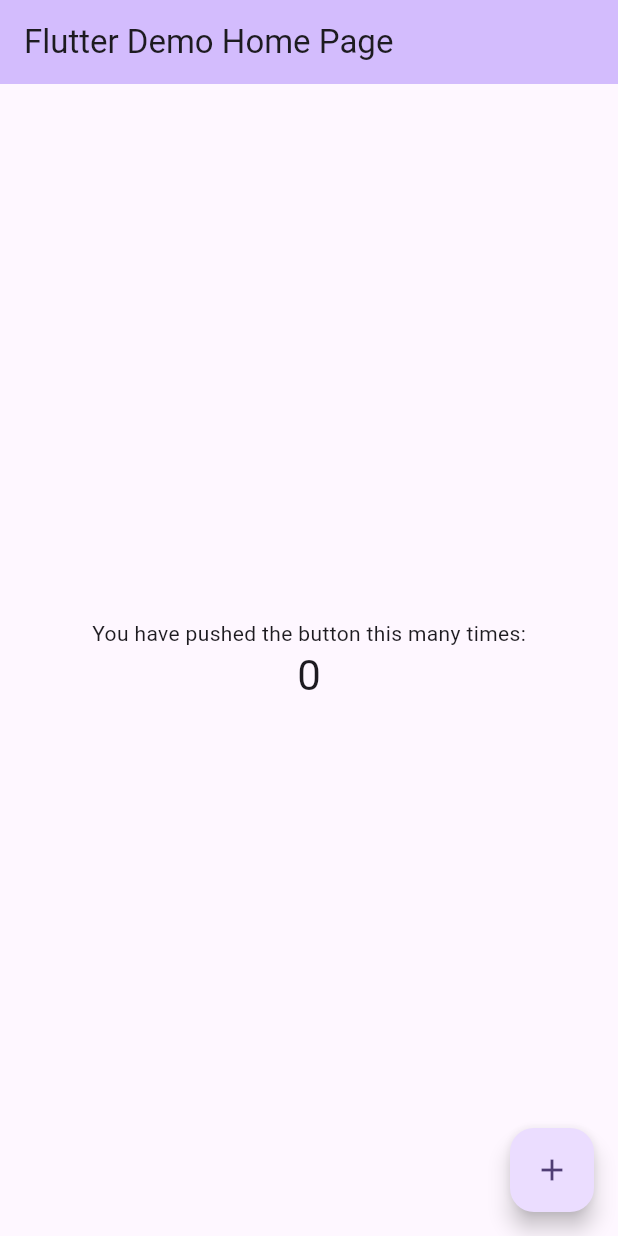
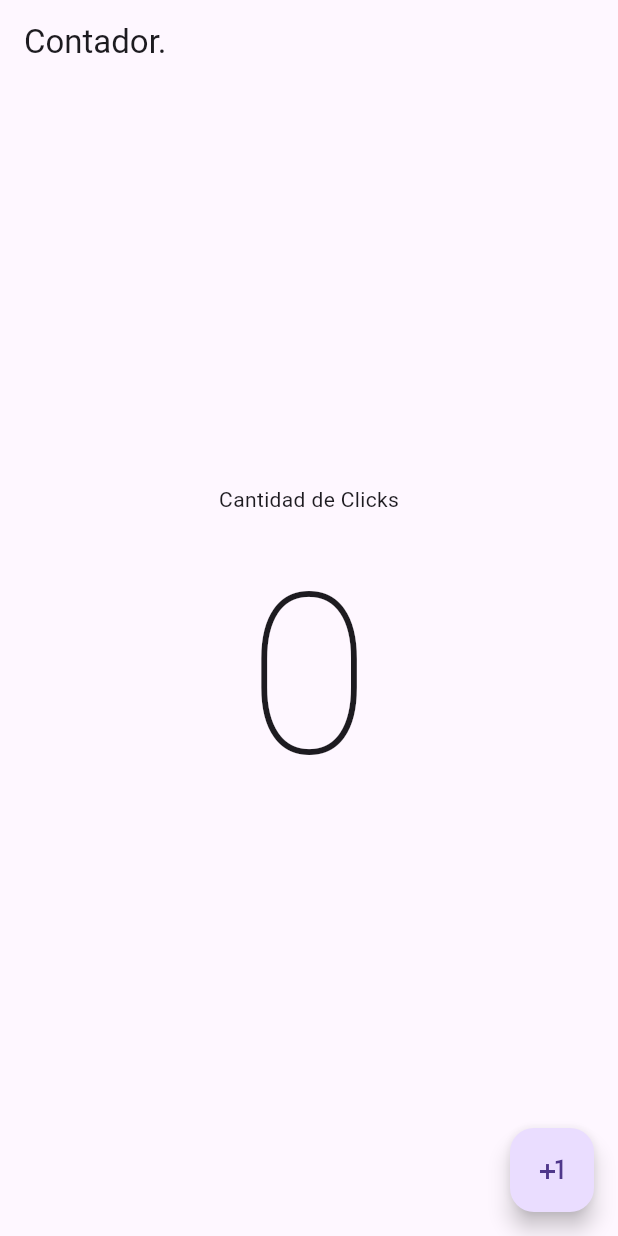
Before and after one commit to JDLanza/flutterJDL, a Flutter app: the screen it shows after launch, on a phone screen of 412 x 824 dp. Run offline on Flutter 3.47's test engine with Material 3 defaults, Android fonts, the phone set to English and light mode, and no system bars.

```diff
--- a/lib/main.dart
+++ b/lib/main.dart
@@ -1,122 +1,20 @@
 import 'package:flutter/material.dart';
+import 'package:flutter_application_1/pantallas/contador.dart';
 
 void main() {
-  runApp(const MyApp());
+  // --- debug del proyecto
+  runApp(MyApp()); //run App, llamdo a la clase MyApp
 }
 
 class MyApp extends StatelessWidget {
-  const MyApp({super.key});
-
-  // This widget is the root of your application.
+  // creacion de la clase.
   @override
   Widget build(BuildContext context) {
+    //construimos wl widget utilizando la libreia Material.dart
     return MaterialApp(
-      title: 'Flutter Demo',
-      theme: ThemeData(
-        // This is the theme of your application.
-        //
-        // TRY THIS: Try running your application with "flutter run". You'll see
-        // the application has a purple toolbar. Then, without quitting the app,
-        // try changing the seedColor in the colorScheme below to Colors.green
-        // and then invoke "hot reload" (save your changes or press the "hot
-        // reload" button in a Flutter-supported IDE, or press "r" if you used
-        // the command line to start the app).
-        //
-        // Notice that the counter didn't reset back to zero; the application
-        // state is not lost during the reload. To reset the state, use hot
-        // restart instead.
-        //
-        // This works for code too, not just values: Most code changes can be
-        // tested with just a hot reload.
-        colorScheme: ColorScheme.fromSeed(seedColor: Colors.deepPurple),
-      ),
-      home: const MyHomePage(title: 'Flutter Demo Home Page'),
+      //----Llamamos el conjunto de componentes del Material.app
+      debugShowCheckedModeBanner: false,
+      home: contador(),
     );
   }
 }
-
-class MyHomePage extends StatefulWidget {
-  const MyHomePage({super.key, required this.title});
-
-  // This widget is the home page of your application. It is stateful, meaning
-  // that it has a State object (defined below) that contains fields that affect
-  // how it looks.
-
-  // This class is the configuration for the state. It holds the values (in this
-  // case the title) provided by the parent (in this case the App widget) and
-  // used by the build method of the State. Fields in a Widget subclass are
-  // always marked "final".
-
-  final String title;
-
-  @override
-  State<MyHomePage> createState() => _MyHomePageState();
-}
-
-class _MyHomePageState extends State<MyHomePage> {
-  int _counter = 0;
-
-  void _incrementCounter() {
-    setState(() {
-      // This call to setState tells the Flutter framework that something has
-      // changed in this State, which causes it to rerun the build method below
-      // so that the display can reflect the updated values. If we changed
-      // _counter without calling setState(), then the build method would not be
-      // called again, and so nothing would appear to happen.
-      _counter++;
-    });
-  }
-
-  @override
-  Widget build(BuildContext context) {
-    // This method is rerun every time setState is called, for instance as done
-    // by the _incrementCounter method above.
-    //
-    // The Flutter framework has been optimized to make rerunning build methods
-    // fast, so that you can just rebuild anything that needs updating rather
-    // than having to individually change instances of widgets.
-    return Scaffold(
-      appBar: AppBar(
-        // TRY THIS: Try changing the color here to a specific color (to
-        // Colors.amber, perhaps?) and trigger a hot reload to see the AppBar
-        // change color while the other colors stay the same.
-        backgroundColor: Theme.of(context).colorScheme.inversePrimary,
-        // Here we take the value from the MyHomePage object that was created by
-        // the App.build method, and use it to set our appbar title.
-        title: Text(widget.title),
-      ),
-      body: Center(
-        // Center is a layout widget. It takes a single child and positions it
-        // in the middle of the parent.
-        child: Column(
-          // Column is also a layout widget. It takes a list of children and
-          // arranges them vertically. By default, it sizes itself to fit its
-          // children horizontally, and tries to be as tall as its parent.
-          //
-          // Column has various properties to control how it sizes itself and
-          // how it positions its children. Here we use mainAxisAlignment to
-          // center the children vertically; the main axis here is the vertical
-          // axis because Columns are vertical (the cross axis would be
-          // horizontal).
-          //
-          // TRY THIS: Invoke "debug painting" (choose the "Toggle Debug Paint"
-          // action in the IDE, or press "p" in the console), to see the
-          // wireframe for each widget.
-          mainAxisAlignment: MainAxisAlignment.center,
-          children: <Widget>[
-            const Text('You have pushed the button this many times:'),
-            Text(
-              '$_counter',
-              style: Theme.of(context).textTheme.headlineMedium,
-            ),
-          ],
-        ),
-      ),
-      floatingActionButton: FloatingActionButton(
-        onPressed: _incrementCounter,
-        tooltip: 'Increment',
-        child: const Icon(Icons.add),
-      ), // This trailing comma makes auto-formatting nicer for build methods.
-    );
-  }
-}
--- /dev/null
+++ b/lib/pantallas/contador.dart
@@ -0,0 +1,39 @@
+import 'package:flutter/material.dart';
+
+class contador extends StatefulWidget {
+  const contador({super.key});
+
+  @override
+  State<contador> createState() => _contadorState();
+}
+
+class _contadorState extends State<contador> {
+  @override
+  int clickcontador = 0;
+  Widget build(BuildContext context) {
+    return Scaffold(
+      appBar: AppBar(
+        title: Text('Contador.'), //Texto a mostrar
+      ),
+      body: Center(
+        child: Column(
+          mainAxisAlignment: MainAxisAlignment.center,
+          children: [
+            Text('Cantidad de Clicks'), //Texto a mostrar
+            Text(
+              '$clickcontador',
+              style: TextStyle(fontSize: 150, fontWeight: FontWeight.w100),
+            ), //Texto a mostrar
+          ],
+        ),
+      ),
+      floatingActionButton: FloatingActionButton(
+        onPressed: () {
+          clickcontador++;
+          setState(() {});
+        },
+        child: Icon(Icons.plus_one),
+      ),
+    );
+  }
+}
```
